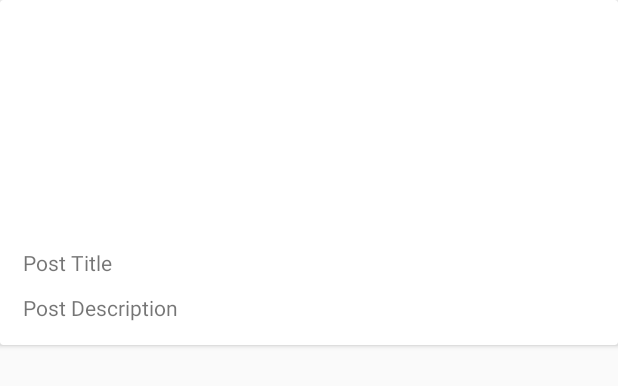
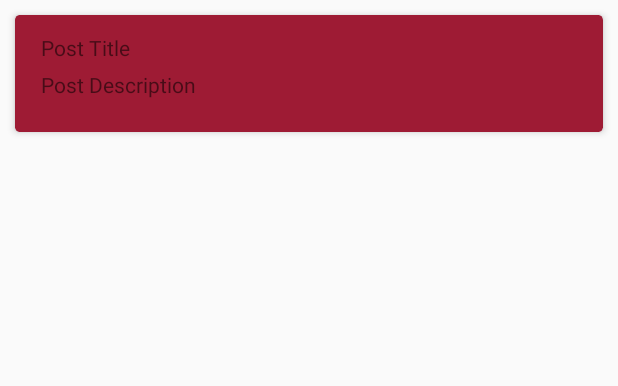
Before and after one commit to drwitteck/Test, an Android app: the layout card_item.xml on its own in the app's theme, with its tools: preview values and no code run, on a phone screen of 412 x 824 dp. Shown: the top 386 px of the screen. Run offline under Robolectric (Android 15) with nearby library versions, the phone set to English and light mode, and no system bars.

Commit message:
Set a styles profile for the individual report cards.

```diff
--- a/app/src/main/res/layout/card_item.xml
+++ b/app/src/main/res/layout/card_item.xml
@@ -1,34 +1,30 @@
 <?xml version="1.0" encoding="utf-8"?>
 <android.support.v7.widget.CardView
     xmlns:android="http://schemas.android.com/apk/res/android"
+    style="@style/reportCardViewStyle"
 
     android:layout_width="match_parent"
-    android:layout_height="wrap_content">
+    android:layout_height="wrap_content"
+    android:layout_margin="10dp">
 
     <LinearLayout
         android:orientation="vertical"
         android:layout_width="match_parent"
         android:layout_height="wrap_content"
-        android:layout_margin="10dp">
-
-        <ImageView
-            android:id="@+id/report_image"
-            android:layout_width="match_parent"
-            android:layout_height="150dp" />
+        android:padding="2dp">
 
         <TextView
             android:id="@+id/report_title"
             android:layout_width="match_parent"
             android:layout_height="wrap_content"
-            android:text="Post Title"
-            android:layout_margin="5dp"/>
+            android:layout_marginBottom="5dp"
+            android:text="Post Title"/>
 
         <TextView
             android:id="@+id/report_description"
             android:layout_width="match_parent"
             android:layout_height="wrap_content"
-            android:text="Post Description"
-            android:layout_margin="5dp"/>
+            android:text="Post Description"/>
 
     </LinearLayout>
 </android.support.v7.widget.CardView>
--- a/app/src/main/res/values/styles.xml
+++ b/app/src/main/res/values/styles.xml
@@ -29,4 +29,14 @@
         <item name="colorControlActivated">@color/deep_pink</item>
     </style>
 
+    <style name="reportCardViewStyle" parent="AlertDialog.AppCompat.Light">
+        <item name="cardCornerRadius">3dp</item>
+        <item name="cardElevation">3dp</item>
+        <item name="contentPaddingBottom">20dp</item>
+        <item name="contentPaddingTop">10dp</item>
+        <item name="contentPaddingLeft">15dp</item>
+        <item name="contentPaddingRight">15dp</item>
+        <item name="cardBackgroundColor">@color/cherry</item>
+    </style>
+
 </resources>
```
